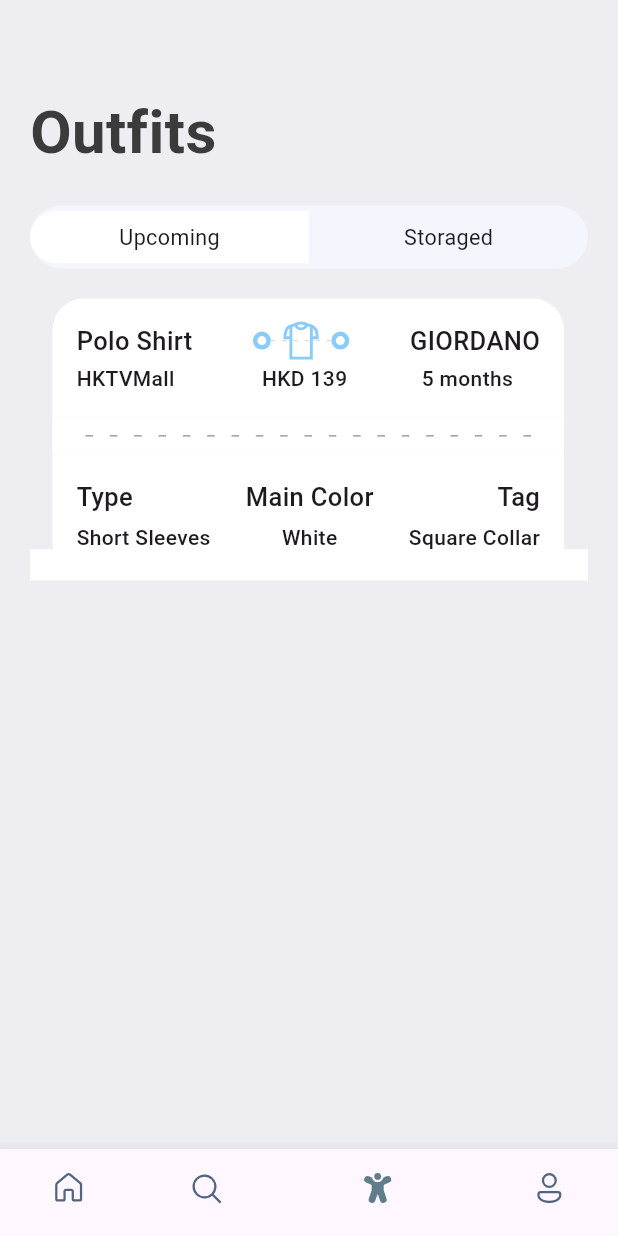
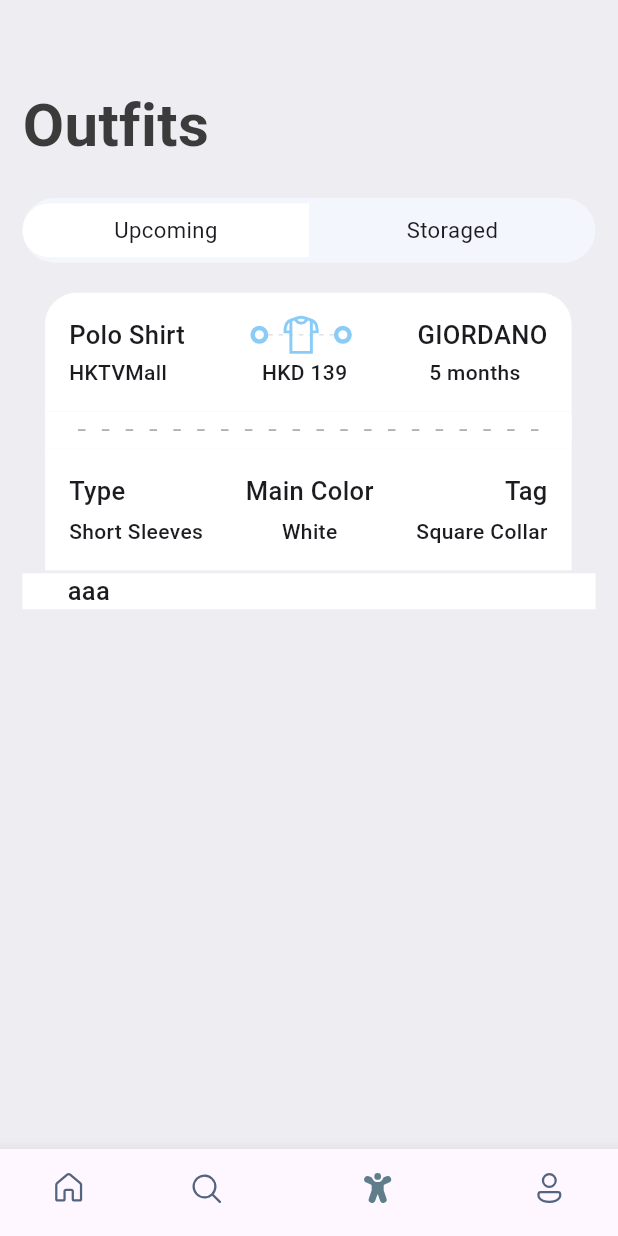
Before and after one commit to MrPeterJin/Road-to-Fullstack, a Flutter app: the screen it shows after launch, item 3 of the bottom bar chosen, on a phone screen of 412 x 824 dp. Run offline on Flutter 3.47's test engine with Material 2 defaults, Android fonts, the phone set to English and light mode, and no system bars; our stand-ins replace fluentui_system_icons, gap, get, line_icons.

Commit message:
Misc Update #6

```diff
--- a/lib/screens/outfit_screen.dart
+++ b/lib/screens/outfit_screen.dart
@@ -17,8 +17,8 @@ class OutfitScreen extends StatelessWidget {
       body: Stack(children: [
         ListView(
           padding: EdgeInsets.symmetric(
-              horizontal: AppLayout.getHeight(20),
-              vertical: AppLayout.getHeight(20)),
+              horizontal: AppLayout.getHeight(15),
+              vertical: AppLayout.getHeight(15)),
           children: [
             Gap(AppLayout.getHeight(40)),
             Text(
@@ -38,14 +38,13 @@ class OutfitScreen extends StatelessWidget {
               ),
             ),
             Container(
-              padding:
-                  EdgeInsets.symmetric(horizontal: AppLayout.getHeight(15)),
+              padding: EdgeInsets.symmetric(horizontal: 30),
               color: Colors.white,
               child: Column(children: [
                 Row(
                   children: [
                     Column(
-                      children: [Text("")],
+                      children: [Text("aaa", style: Styles.headLineStyle3)],
                     )
                   ],
                 )
--- a/lib/screens/outfit_view.dart
+++ b/lib/screens/outfit_view.dart
@@ -19,14 +19,16 @@ class OutfitView extends StatelessWidget {
     final size = AppLayout.getSize(context);
     return SizedBox(
       width: size.width * 0.85,
-      height: AppLayout.getHeight(GetPlatform.isAndroid == true ? 167 : 169),
+      height: AppLayout.getHeight(GetPlatform.isAndroid == true ? 187 : 189),
       child: Container(
         margin: EdgeInsets.only(right: AppLayout.getHeight(16)),
         child: Column(
+          mainAxisSize: MainAxisSize.min,
           children: [
             Container(
               decoration: BoxDecoration(
-                  color: isColor == null ? Color(0XFF526799) : Colors.white,
+                  color:
+                      isColor == null ? const Color(0XFF526799) : Colors.white,
                   borderRadius: BorderRadius.only(
                       topLeft: Radius.circular(AppLayout.getHeight(21)),
                       topRight: Radius.circular(AppLayout.getHeight(21)))),
@@ -191,8 +193,10 @@ class OutfitView extends StatelessWidget {
               decoration: BoxDecoration(
                   color: isColor == null ? Styles.orangeColor : Colors.white,
                   borderRadius: BorderRadius.only(
-                      bottomLeft: Radius.circular(AppLayout.getHeight(21)),
-                      bottomRight: Radius.circular(AppLayout.getHeight(21)))),
+                      bottomLeft: Radius.circular(
+                          AppLayout.getHeight(isColor == null ? 21 : 0)),
+                      bottomRight: Radius.circular(
+                          AppLayout.getHeight(isColor == null ? 21 : 0)))),
               padding: EdgeInsets.only(
                   left: AppLayout.getHeight(16),
                   top: AppLayout.getHeight(16),
```
